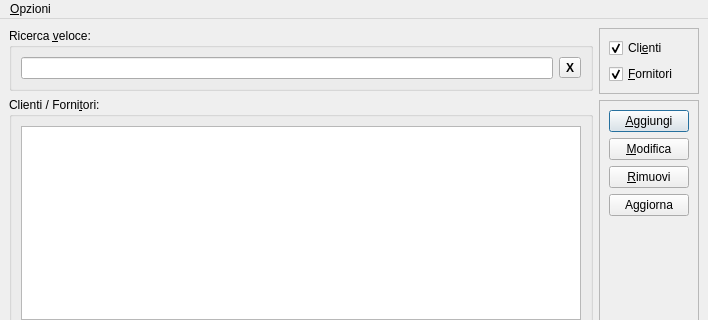
Before: the Qt Designer form moduleAnagrafica/anagraficawindow.ui in kvsd/Gestionale, drawn with Qt 5; both pictures show x 0 to 708 and y 0 to 320 of the 708 by 519 pixel window.
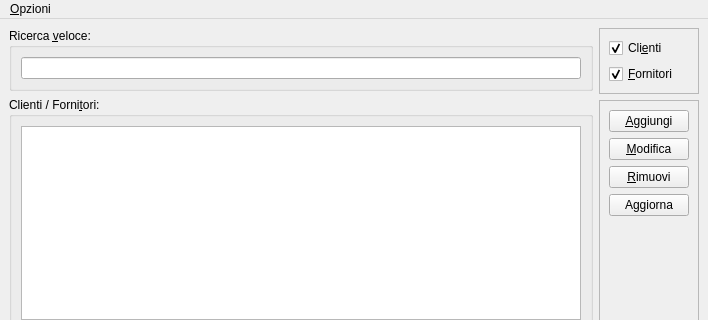
After: the same form once the commit is applied.

Commit message:
Modificata la funzione di invio
Ora la ricerca viene effettuata dopo aver pressato invio, per
evitare di intasare il database.

Diff of the .ui file:
```diff
--- a/moduleAnagrafica/anagraficawindow.ui
+++ b/moduleAnagrafica/anagraficawindow.ui
@@ -24,20 +24,7 @@
         </property>
         <layout class="QHBoxLayout" name="horizontalLayout">
          <item>
-          <widget class="QLineEdit" name="le_search"/>
-         </item>
-         <item>
-          <widget class="QToolButton" name="pb_clear">
-           <property name="font">
-            <font>
-             <weight>75</weight>
-             <bold>true</bold>
-            </font>
-           </property>
-           <property name="text">
-            <string>X</string>
-           </property>
-          </widget>
+          <widget class="QLineEdit" name="searchLineEdit"/>
          </item>
         </layout>
        </widget>
@@ -173,10 +160,10 @@
             <string>&amp;Aggiungi</string>
            </property>
            <property name="autoDefault">
-            <bool>true</bool>
+            <bool>false</bool>
            </property>
            <property name="default">
-            <bool>true</bool>
+            <bool>false</bool>
            </property>
           </widget>
          </item>
```
Left out of the diff: 70 changed lines with no effect on the pictures. The commit also changes 2 other files.
